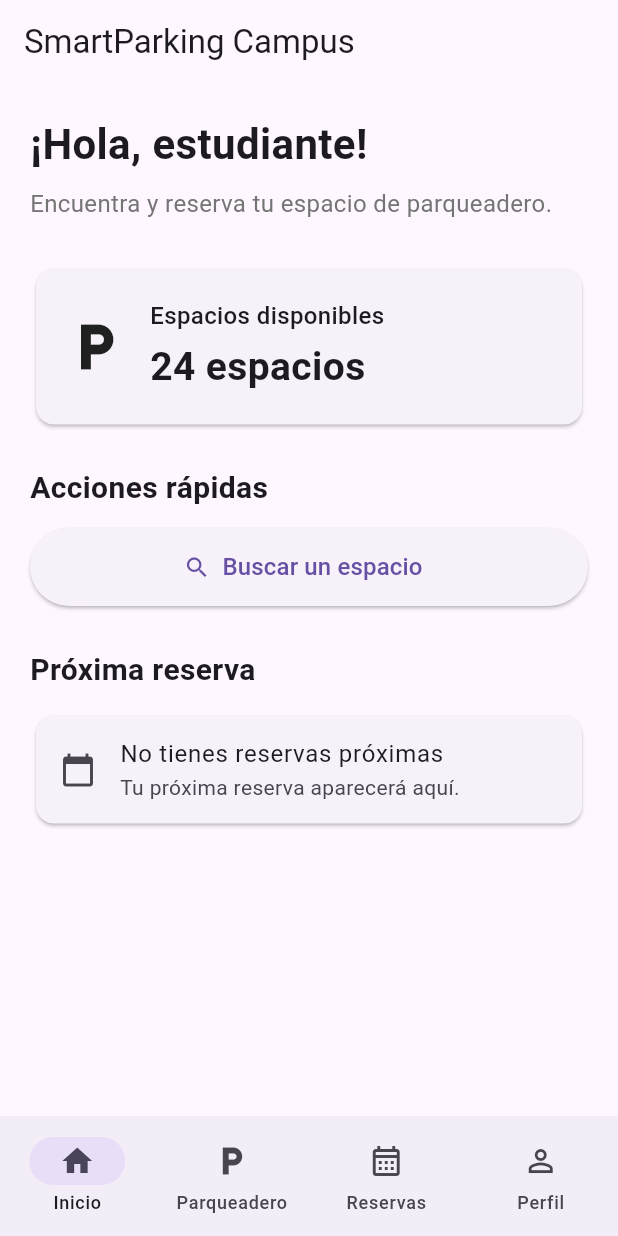
After one commit to AlexD335/smartparking-campus, a Flutter app: the screen it shows after launch, after a tap on "INICIAR SESIÓN", on a phone screen of 412 x 824 dp. The commit adds this screen. Run offline on Flutter 3.47's test engine with Material 3 defaults, Android fonts, the phone set to English and light mode, and no system bars.

Commit message:
feat: translate login and home screens to Spanish

```diff
--- /dev/null
+++ b/lib/screens/home_screen.dart
@@ -0,0 +1,149 @@
+import 'package:flutter/material.dart';
+
+class HomeScreen extends StatelessWidget {
+  const HomeScreen({super.key});
+
+  @override
+  Widget build(BuildContext context) {
+    return Scaffold(
+      appBar: AppBar(
+        title: const Text('SmartParking Campus'),
+        centerTitle: false,
+      ),
+      body: SingleChildScrollView(
+        padding: const EdgeInsets.all(20),
+        child: Column(
+          crossAxisAlignment: CrossAxisAlignment.start,
+          children: [
+            const Text(
+              '¡Hola, estudiante!',
+              style: TextStyle(
+                fontSize: 28,
+                fontWeight: FontWeight.bold,
+              ),
+            ),
+
+            const SizedBox(height: 8),
+
+            Text(
+              'Encuentra y reserva tu espacio de parqueadero.',
+              style: TextStyle(
+                fontSize: 16,
+                color: Colors.grey.shade600,
+              ),
+            ),
+
+            const SizedBox(height: 28),
+
+            Card(
+              child: Padding(
+                padding: const EdgeInsets.all(20),
+                child: Row(
+                  children: [
+                    const Icon(
+                      Icons.local_parking,
+                      size: 40,
+                    ),
+                    const SizedBox(width: 16),
+                    Column(
+                      crossAxisAlignment: CrossAxisAlignment.start,
+                      children: const [
+                        Text(
+                          'Espacios disponibles',
+                          style: TextStyle(
+                            fontSize: 16,
+                            fontWeight: FontWeight.w500,
+                          ),
+                        ),
+                        SizedBox(height: 4),
+                        Text(
+                          '24 espacios',
+                          style: TextStyle(
+                            fontSize: 26,
+                            fontWeight: FontWeight.bold,
+                          ),
+                        ),
+                      ],
+                    ),
+                  ],
+                ),
+              ),
+            ),
+
+            const SizedBox(height: 24),
+
+            const Text(
+              'Acciones rápidas',
+              style: TextStyle(
+                fontSize: 20,
+                fontWeight: FontWeight.bold,
+              ),
+            ),
+
+            const SizedBox(height: 12),
+
+            SizedBox(
+              width: double.infinity,
+              height: 52,
+              child: ElevatedButton.icon(
+                onPressed: () {},
+                icon: const Icon(Icons.search),
+                label: const Text(
+                  'Buscar un espacio',
+                  style: TextStyle(fontSize: 16),
+                ),
+              ),
+            ),
+
+            const SizedBox(height: 28),
+
+            const Text(
+              'Próxima reserva',
+              style: TextStyle(
+                fontSize: 20,
+                fontWeight: FontWeight.bold,
+              ),
+            ),
+
+            const SizedBox(height: 12),
+
+            Card(
+              child: ListTile(
+                leading: const Icon(Icons.calendar_today),
+                title: const Text('No tienes reservas próximas'),
+                subtitle: const Text(
+                  'Tu próxima reserva aparecerá aquí.',
+                ),
+              ),
+            ),
+          ],
+        ),
+      ),
+      bottomNavigationBar: NavigationBar(
+        selectedIndex: 0,
+        destinations: const [
+          NavigationDestination(
+            icon: Icon(Icons.home_outlined),
+            selectedIcon: Icon(Icons.home),
+            label: 'Inicio',
+          ),
+          NavigationDestination(
+            icon: Icon(Icons.local_parking_outlined),
+            selectedIcon: Icon(Icons.local_parking),
+            label: 'Parqueadero',
+          ),
+          NavigationDestination(
+            icon: Icon(Icons.calendar_month_outlined),
+            selectedIcon: Icon(Icons.calendar_month),
+            label: 'Reservas',
+          ),
+          NavigationDestination(
+            icon: Icon(Icons.person_outline),
+            selectedIcon: Icon(Icons.person),
+            label: 'Perfil',
+          ),
+        ],
+      ),
+    );
+  }
+}
--- a/lib/screens/login_screen.dart
+++ b/lib/screens/login_screen.dart
@@ -1,4 +1,5 @@
 import 'package:flutter/material.dart';
+import 'home_screen.dart';
 
 class LoginScreen extends StatelessWidget {
   const LoginScreen({super.key});
@@ -31,7 +32,7 @@ class LoginScreen extends StatelessWidget {
               const SizedBox(height: 8),
 
               const Text(
-                'Manage your parking easily',
+                'Gestiona tu parqueadero de forma sencilla',
                 textAlign: TextAlign.center,
                 style: TextStyle(
                   fontSize: 16,
@@ -43,8 +44,8 @@ class LoginScreen extends StatelessWidget {
               TextField(
                 keyboardType: TextInputType.emailAddress,
                 decoration: InputDecoration(
-                  labelText: 'Institutional email',
-                  hintText: 'student@university.edu',
+                  labelText: 'Correo institucional',
+                  hintText: 'estudiante@universidad.edu',
                   prefixIcon: const Icon(Icons.email_outlined),
                   border: OutlineInputBorder(
                     borderRadius: BorderRadius.circular(12),
@@ -57,7 +58,7 @@ class LoginScreen extends StatelessWidget {
               TextField(
                 obscureText: true,
                 decoration: InputDecoration(
-                  labelText: 'Password',
+                  labelText: 'Contraseña',
                   prefixIcon: const Icon(Icons.lock_outline),
                   border: OutlineInputBorder(
                     borderRadius: BorderRadius.circular(12),
@@ -70,9 +71,16 @@ class LoginScreen extends StatelessWidget {
               SizedBox(
                 height: 52,
                 child: ElevatedButton(
-                  onPressed: () {},
+                  onPressed: () {
+                    Navigator.pushReplacement(
+                      context,
+                      MaterialPageRoute(
+                        builder: (context) => const HomeScreen(),
+                      ),
+                    );
+                  },
                   child: const Text(
-                    'SIGN IN',
+                    'INICIAR SESIÓN',
                     style: TextStyle(
                       fontSize: 16,
                       fontWeight: FontWeight.bold,
```
Also changed, not shown: 1 other file.
